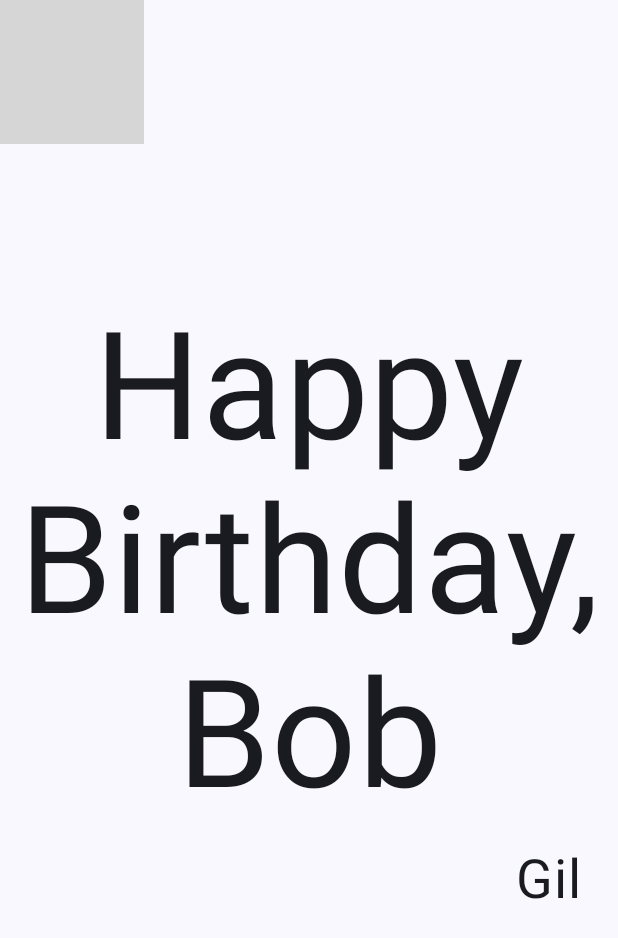
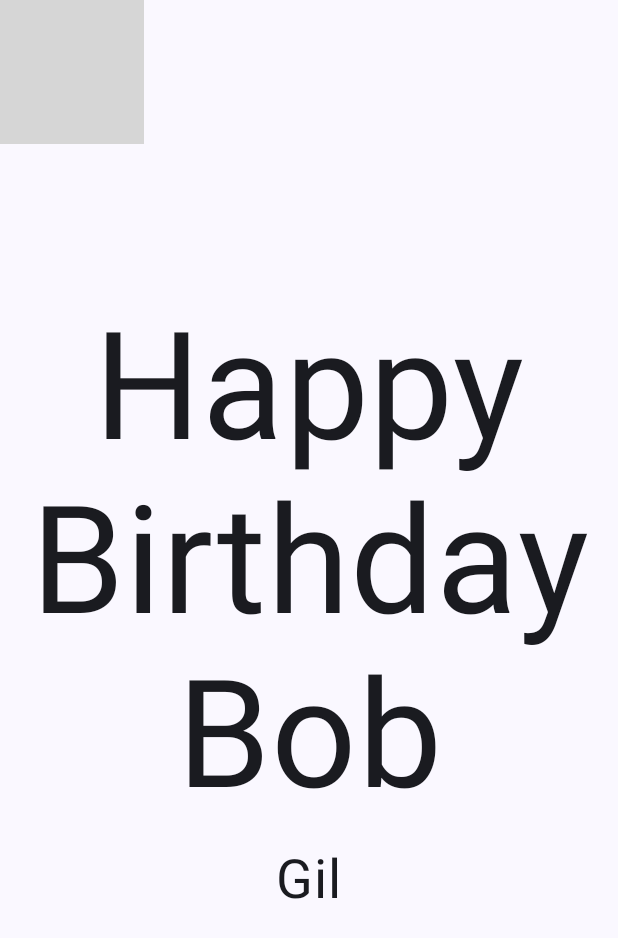
Before and after one commit to Gil32610/Happy-Birthday-Card, an Android app built with Jetpack Compose: the screen it shows after launch (MainActivity), on a phone screen of 412 x 824 dp. Shown: the top 938 px of the screen. Run offline under Robolectric (Android 15) with nearby library versions, the phone set to English and light mode, and no system bars; grey boxes are pictures that could not be loaded.

Commit message:
Composable properties

```diff
--- a/app/src/main/java/com/example/happybirthdaycard/MainActivity.kt
+++ b/app/src/main/java/com/example/happybirthdaycard/MainActivity.kt
@@ -17,6 +17,7 @@ import androidx.compose.ui.Alignment
 import androidx.compose.ui.Modifier
 import androidx.compose.ui.layout.ContentScale
 import androidx.compose.ui.res.painterResource
+import androidx.compose.ui.res.stringResource
 import androidx.compose.ui.text.style.TextAlign
 import androidx.compose.ui.tooling.preview.Preview
 import androidx.compose.ui.unit.dp
@@ -34,7 +35,10 @@ class MainActivity : ComponentActivity() {
                     modifier = Modifier.fillMaxSize(),
                     color = MaterialTheme.colorScheme.background
                 ) {
-                      GreetingImage(message = "Happy Birthday, Bob", from = "Gil")
+                      GreetingImage(message = stringResource(R.string.happy_birthday_text), from = stringResource(
+                          R.string.signature_text
+                      )
+                      )
                 }
             }
         }
@@ -58,7 +62,7 @@ fun GreetingText(modifier: Modifier = Modifier, message: String, from: String =
             fontSize = 36.sp,
             modifier = Modifier
                 .padding(16.dp)
-                .align(alignment = Alignment.End)
+                .align(alignment = Alignment.CenterHorizontally)
         )
     }
 
@@ -93,6 +97,6 @@ fun GreetingImage(modifier: Modifier = Modifier, message: String="", from: Strin
 @Composable
 fun BirthdayCardPreview() {
     HappyBirthdayCardTheme {
-    GreetingImage(message = "What's up. Happy Birthday, Bob", from = "from Gil")
+    GreetingImage(message = "What's up. Happy Birthday Bob!", from = "from Gil")
     }
 }
--- a/app/src/main/res/values/strings.xml
+++ b/app/src/main/res/values/strings.xml
@@ -1,3 +1,5 @@
 <resources>
     <string name="app_name">Happy Birthday Card</string>
+    <string name="happy_birthday_text">Happy Birthday Bob</string>
+    <string name="signature_text">Gil</string>
 </resources>
```
